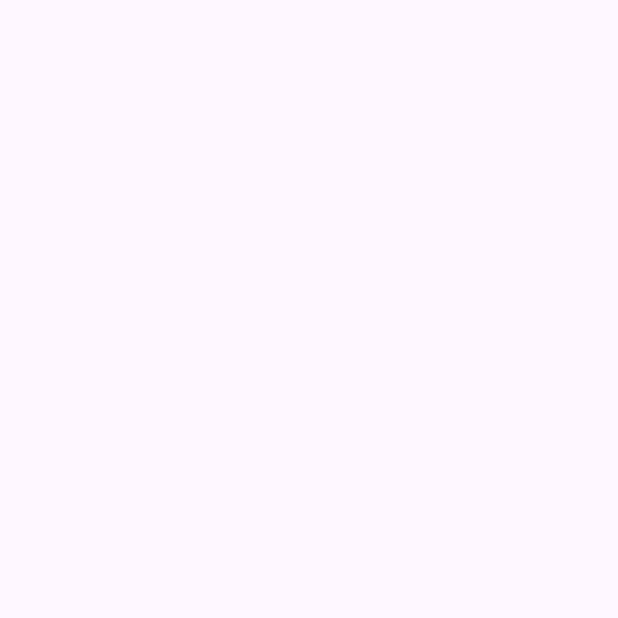
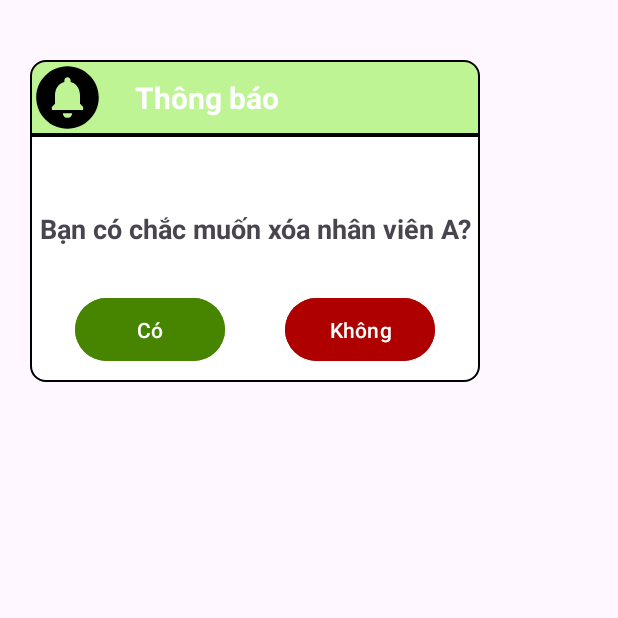
Before and after one commit to TaKarin01/BTL_Android_QLNV, an Android app: the dialog screen opened directly, with no data from a screen before it, on a phone screen of 412 x 824 dp, the top half of it. Before the commit the part shown is empty. Run offline under Robolectric (Android 15) with nearby library versions, the light colour scheme and no system bars.

Commit message:
Project Android

```diff
--- a/app/src/main/AndroidManifest.xml
+++ b/app/src/main/AndroidManifest.xml
@@ -28,7 +28,7 @@
         <activity android:name=".userProfile"/>
         <activity android:name=".employee"/>
         <activity android:name=".ShowEmployee"/>
-        <activity android:name=".Notification"/>
+        <activity android:name=".dialog"/>
     </application>
 
 </manifest>
--- a/app/src/main/java/com/example/btl/Notification.java
+++ b/app/src/main/java/com/example/btl/dialog.java
@@ -5,10 +5,10 @@ import android.os.Bundle;
 import androidx.annotation.Nullable;
 import androidx.appcompat.app.AppCompatActivity;
 
-public class Notification extends AppCompatActivity {
+public class dialog extends AppCompatActivity {
     @Override
     protected void onCreate(@Nullable Bundle savedInstanceState) {
         super.onCreate(savedInstanceState);
-        setContentView(R.layout.activity_notification);
+        setContentView(R.layout.dialog_warring);
     }
 }
--- /dev/null
+++ b/app/src/main/res/drawable/content_dialog.xml
@@ -0,0 +1,9 @@
+<?xml version="1.0" encoding="utf-8"?>
+<shape xmlns:android="http://schemas.android.com/apk/res/android">
+    <solid android:color="@color/white"/>
+    <corners android:bottomLeftRadius="10dp"
+        android:bottomRightRadius="10dp"/>
+    <stroke
+        android:width="1dp"
+        android:color="@color/black"/>
+</shape>
--- /dev/null
+++ b/app/src/main/res/drawable/title_dialog.xml
@@ -0,0 +1,10 @@
+<?xml version="1.0" encoding="utf-8"?>
+<shape xmlns:android="http://schemas.android.com/apk/res/android"
+    android:shape="rectangle">
+    <solid android:color="@color/background"/>
+    <corners android:topLeftRadius="10dp"
+        android:topRightRadius="10dp"/>
+    <stroke
+        android:width="1dp"
+        android:color="@color/black"/>
+</shape>
--- a/app/src/main/res/layout/activity_notification.xml
+++ /dev/null
@@ -1,6 +0,0 @@
-<?xml version="1.0" encoding="utf-8"?>
-<androidx.constraintlayout.widget.ConstraintLayout xmlns:android="http://schemas.android.com/apk/res/android"
-    android:layout_width="match_parent"
-    android:layout_height="match_parent">
-
-</androidx.constraintlayout.widget.ConstraintLayout>
--- /dev/null
+++ b/app/src/main/res/layout/dialog_warring.xml
@@ -0,0 +1,76 @@
+<?xml version="1.0" encoding="utf-8"?>
+<LinearLayout xmlns:android="http://schemas.android.com/apk/res/android"
+    xmlns:tools="http://schemas.android.com/tools"
+    android:layout_width="wrap_content"
+    android:layout_height="wrap_content"
+    xmlns:app="http://schemas.android.com/apk/res-auto"
+    android:id="@+id/dialog"
+    android:padding="20dp"
+    android:layout_marginTop="20dp"
+    android:orientation="vertical">
+
+    <LinearLayout
+        android:layout_width="match_parent"
+        android:layout_height="wrap_content"
+        android:orientation="horizontal"
+        android:background="@drawable/title_dialog"
+        app:layout_constraintTop_toTopOf="parent">
+        <ImageView
+            android:layout_width="50dp"
+            android:layout_height="50dp"
+            android:src="@drawable/notification"
+            app:layout_constraintTop_toTopOf="@+id/textView"/>
+        <TextView
+            android:id="@+id/textView"
+            android:layout_width="match_parent"
+            android:layout_height="wrap_content"
+            android:text="Thông báo"
+            android:paddingLeft="20dp"
+            android:textColor="@color/white"
+            android:textStyle="bold"
+            android:textSize="20dp"
+            app:layout_constraintTop_toTopOf="parent"
+            android:layout_gravity="center"/>
+    </LinearLayout>
+
+    <LinearLayout
+        android:layout_width="match_parent"
+        android:layout_height="wrap_content"
+        android:background="@drawable/content_dialog"
+        android:orientation="vertical">
+        <TextView
+            android:id="@+id/content"
+            android:layout_width="300dp"
+            android:layout_height="wrap_content"
+            android:textStyle="bold"
+            android:textSize="18sp"
+            android:layout_gravity="center"
+            android:gravity="center"
+            android:layout_marginTop="50dp"
+            android:text="Bạn có chắc muốn xóa nhân viên A?"/>
+        <LinearLayout
+            android:layout_width="wrap_content"
+            android:layout_height="wrap_content"
+            android:orientation="horizontal"
+            android:layout_gravity="center"
+            android:layout_marginTop="30dp"
+            android:layout_marginBottom="10dp">
+            <Button
+                android:id="@+id/yes"
+                android:layout_width="100dp"
+                android:layout_height="50dp"
+                android:text="Có"
+                android:backgroundTint="@color/button2"
+                android:layout_marginRight="20dp"/>
+            <Button
+                android:id="@+id/no"
+                android:layout_width="100dp"
+                android:layout_height="50dp"
+                android:text="Không"
+                android:backgroundTint="@color/delete"
+                android:layout_marginLeft="20dp"/>
+        </LinearLayout>
+    </LinearLayout>
+
+
+</LinearLayout>
--- a/app/src/main/res/values/themes.xml
+++ b/app/src/main/res/values/themes.xml
@@ -6,4 +6,7 @@
     </style>
 
     <style name="Theme.BTL" parent="Base.Theme.BTL" />
+    <style name="AlertDialog" parent="Theme.AppCompat.Light.Dialog.Alert">
+        <item name="android:windowAnimationStyle">@android:style/Animation.Dialog</item>
+    </style>
 </resources>
```
Also changed, not shown: app/src/main/java/com/example/btl/Database.java (+10 -1 lines), app/src/main/java/com/example/btl/ShowEmployee.java (+58 -11 lines).
